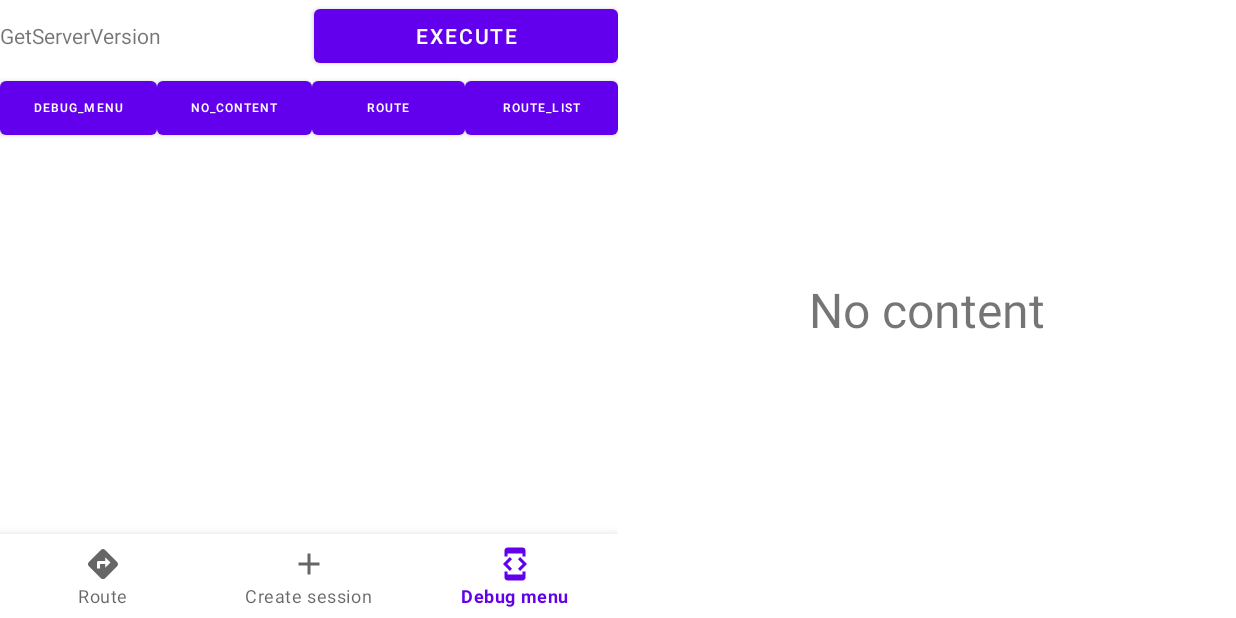
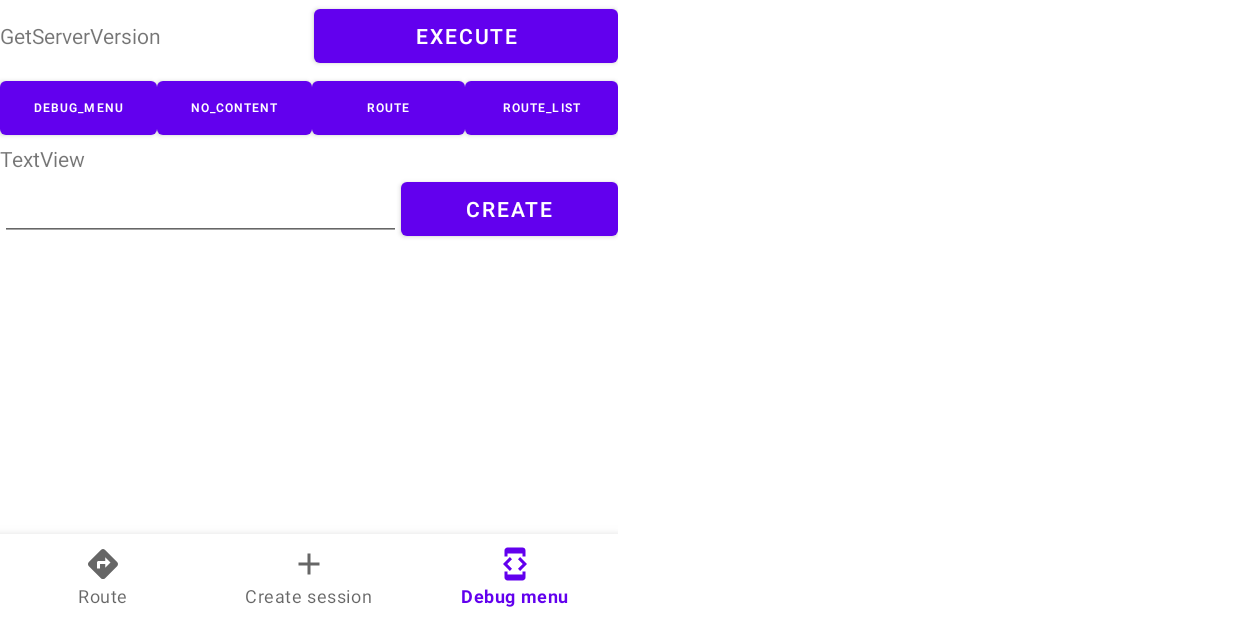
Before and after one commit to MS-kadai/tracker-android, an Android app: the screen it shows after launch (MainActivity), item 3 of the bottom bar chosen, on a phone screen of 824 x 412 dp (held sideways). Run offline under Robolectric (Android 15) with nearby library versions, the phone set to English and light mode, and no system bars.

Commit message:
デバッグ用のセッション作るやつ（つくりかけ）

```diff
--- a/app/src/main/java/one/nem/tracker_kadai/MainActivity.java
+++ b/app/src/main/java/one/nem/tracker_kadai/MainActivity.java
@@ -46,11 +46,11 @@ public class MainActivity extends AppCompatActivity {
                 }
         );
         //test
-        Fragment newFragment = null;
-        newFragment = new no_content();
-        getSupportFragmentManager().beginTransaction().replace(
-                R.id.rightFrame, newFragment
-        ).addToBackStack(null).commit();
+//        Fragment newFragment = null;
+//        newFragment = new no_content();
+//        getSupportFragmentManager().beginTransaction().replace(
+//                R.id.rightFrame, newFragment
+//        ).addToBackStack(null).commit();
 
 
     }
--- a/app/src/main/java/one/nem/tracker_kadai/add_session.java
+++ b/app/src/main/java/one/nem/tracker_kadai/add_session.java
@@ -127,6 +127,9 @@ public class add_session extends Fragment {
         add_session_recycler_view.setLayoutManager(layoutManager);
         RecyclerView.Adapter<RouteListAdapter.RouteListViewHolder> routeListAdapter = new RouteListAdapter(routeNameList);
         add_session_recycler_view.setAdapter(routeListAdapter);
+
+        //とりあえずここに置いとくだけ
+
     }
 
 }
--- a/app/src/main/java/one/nem/tracker_kadai/route.java
+++ b/app/src/main/java/one/nem/tracker_kadai/route.java
@@ -22,7 +22,7 @@ public class route extends Fragment {
     @Override
     public View onCreateView(LayoutInflater inflater, ViewGroup container,
                              Bundle savedInstanceState) {
-        View view = inflater.inflate(R.layout.fragment_debug_menu, container, false);
+        View view = inflater.inflate(R.layout.fragment_route, container, false);
 
 
         return view;
--- a/app/src/main/res/layout/fragment_debug_menu.xml
+++ b/app/src/main/res/layout/fragment_debug_menu.xml
@@ -71,6 +71,40 @@
                 android:text="route_list"
                 android:textSize="8dp"/>
         </LinearLayout>
+
+        <LinearLayout
+            android:layout_width="match_parent"
+            android:layout_height="match_parent"
+            android:orientation="vertical">
+
+            <TextView
+                android:id="@+id/debug_generated_session_id"
+                android:layout_width="match_parent"
+                android:layout_height="wrap_content"
+                android:text="TextView" />
+
+            <LinearLayout
+                android:layout_width="match_parent"
+                android:layout_height="match_parent"
+                android:orientation="horizontal">
+
+                <EditText
+                    android:id="@+id/debug_select_route_id"
+                    android:layout_width="wrap_content"
+                    android:layout_height="wrap_content"
+                    android:layout_weight="1"
+                    android:ems="10"
+                    android:inputType="number" />
+
+                <Button
+                    android:id="@+id/debug_create_session_button"
+                    android:layout_width="wrap_content"
+                    android:layout_height="wrap_content"
+                    android:layout_weight="1"
+                    android:text="CREATE" />
+            </LinearLayout>
+        </LinearLayout>
+
     </LinearLayout>
 
 </FrameLayout>
```
Also changed, not shown: app/src/main/java/one/nem/tracker_kadai/RouteListAdapter.java (+11 -0 lines), app/src/main/java/one/nem/tracker_kadai/debug_menu.java (+34 -19 lines).
